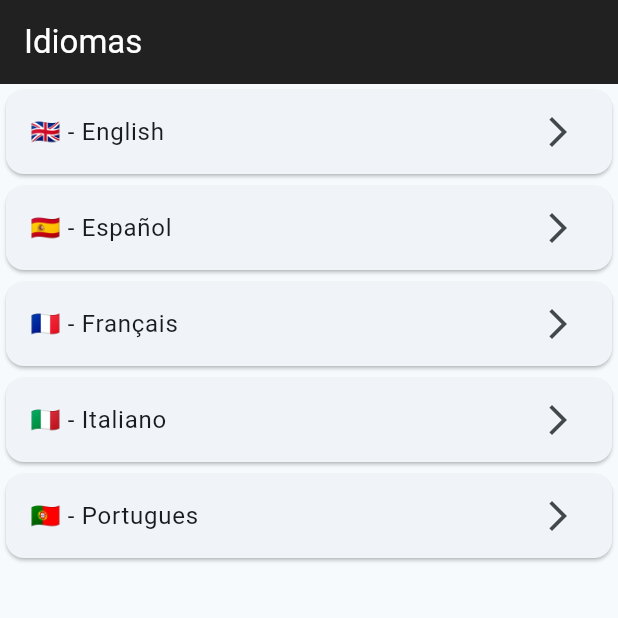
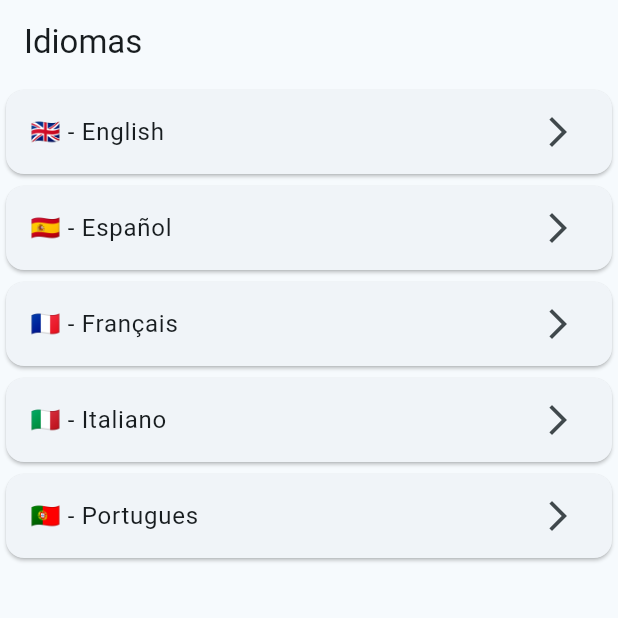
Before and after one commit to Natalia443/RivaLearn-Mobile, a Flutter app: the LangSelectionScreen screen opened by its route, on a phone screen of 412 x 824 dp, the top half of it. Run offline on Flutter 3.47's test engine with Material 3 defaults, Android fonts, the phone set to English and light mode, and no system bars; our stand-ins replace go_router; network calls fail.

Commit message:
Cambios visuales
appBar modificado para que sea mas consistente

```diff
--- a/lib/screens/book_catalog_screen.dart
+++ b/lib/screens/book_catalog_screen.dart
@@ -44,10 +44,7 @@ class _BookCatalogScreenState extends State<BookCatalogScreen> {
       appBar: AppBar(
         title: const Text(
           'Libros',
-          style: TextStyle(color: Colors.white),
         ),
-        backgroundColor: Colors.black87,
-        iconTheme: const IconThemeData(color: Colors.white),
       ),
       body: _books.isNotEmpty
           ? BookViewer(books: _books)
--- a/lib/screens/book_detail_screen.dart
+++ b/lib/screens/book_detail_screen.dart
@@ -37,12 +37,9 @@ class _BookDetailScreenState extends State<BookDetailScreen> {
           title: Text(
             widget.book.title,
             style: const TextStyle(
-              color: Colors.white,
               fontSize: 20.0,
             ),
           ),
-          backgroundColor: Colors.black87,
-          iconTheme: const IconThemeData(color: Colors.white),
         ),
         body: SingleChildScrollView(
           padding: const EdgeInsets.all(16.0),
--- a/lib/screens/dictionary_screen.dart
+++ b/lib/screens/dictionary_screen.dart
@@ -1,7 +1,6 @@
 import 'package:flutter/material.dart';
 import 'package:flutter_application_1/core/data/dictionary_datasource.dart';
 import 'package:flutter_application_1/core/data/lang_datasource.dart';
-import 'package:flutter_application_1/entities/language.dart';
 
 class DictionaryScreen extends StatefulWidget {
   const DictionaryScreen({super.key});
@@ -111,6 +110,7 @@ class _DictionaryViewState extends State<DictionaryView> {
           ),
           ElevatedButton(
               onPressed: widget.onClick, child: const Text('Enviar')),
+          const SizedBox(height: 20),
           Expanded(
             child: ListView.builder(
               itemCount: widget.definitions.length,
--- a/lib/screens/lang_selection_screen.dart
+++ b/lib/screens/lang_selection_screen.dart
@@ -11,12 +11,10 @@ class LangSelectionScreen extends StatelessWidget {
   Widget build(BuildContext context) {
     return Scaffold(
       appBar: AppBar(
-          title: const Text(
-            'Idiomas',
-            style: TextStyle(color: Colors.white),
-          ),
-          backgroundColor: Colors.black87,
-          iconTheme: const IconThemeData(color: Colors.white)),
+        title: const Text(
+          'Idiomas',
+        ),
+      ),
       body: const _LangsView(),
     );
   }
```
